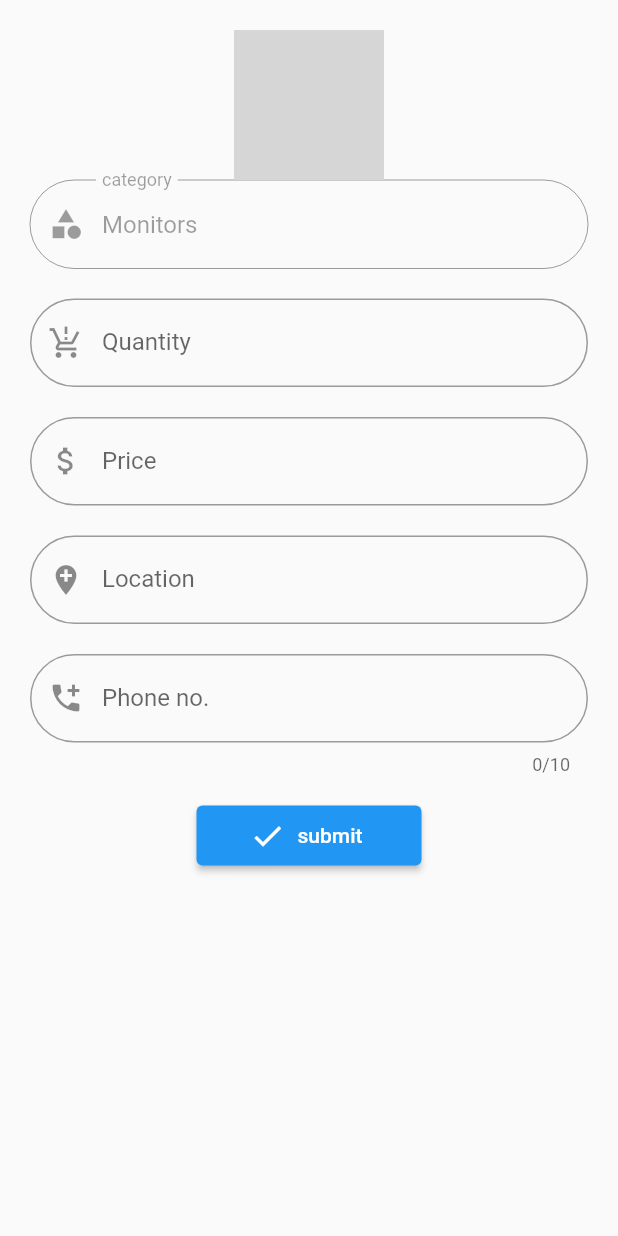
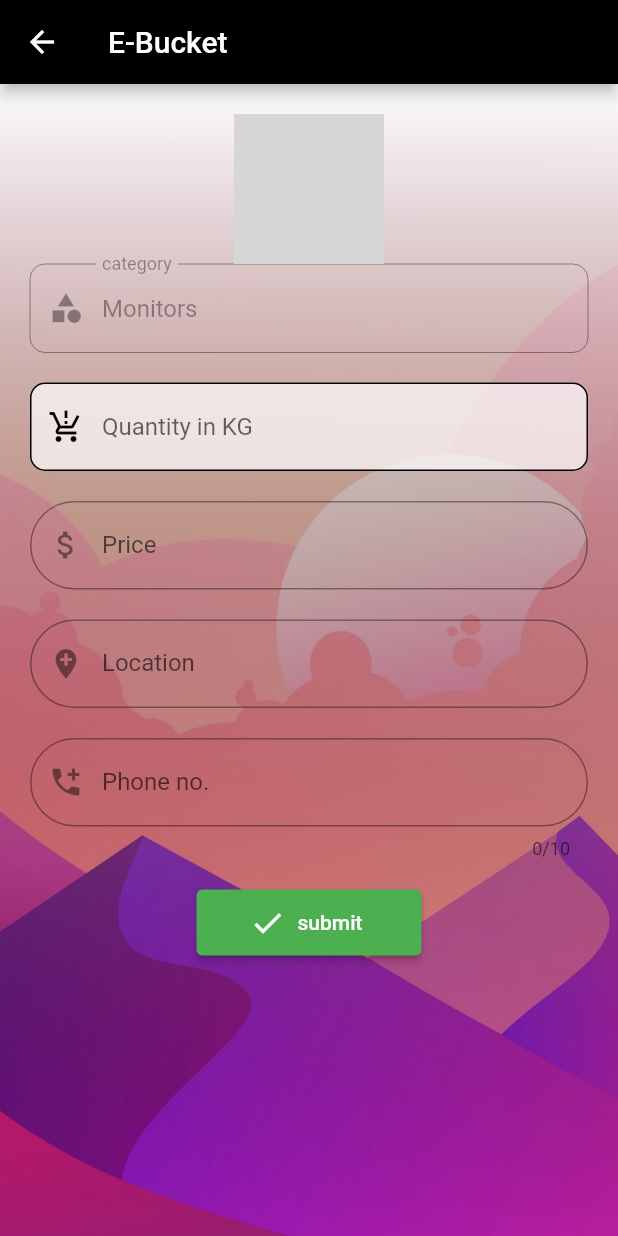
Before and after one commit to NiTHiN6282/ebucket, a Flutter app: the UserLandingPage screen opened directly, after a tap on "Monitors", on a phone screen of 412 x 824 dp. Run offline on Flutter 3.47's test engine with Material 2 defaults, Android fonts, the phone set to English and light mode, and no system bars; our stand-ins replace cloud_firestore, firebase_auth, firebase_core, firebase_storage, google_fonts, image_picker and 1 more; missing offline and left inert: flutter_page_indicator_tv, flutter_swiper_tv; accounts and stored records are empty; statements that could not run were skipped; grey boxes are pictures that could not be loaded.

Commit message:
ui designed

```diff
--- a/lib/user/categoryform.dart
+++ b/lib/user/categoryform.dart
@@ -1,4 +1,7 @@
+import 'dart:ui';
+
 import 'package:cloud_firestore/cloud_firestore.dart';
+import 'package:ebucket/styles/colors.dart';
 import 'package:flutter/material.dart';
 
 class CategoryForm extends StatefulWidget {
@@ -36,7 +39,33 @@ class _CategoryFormState extends State<CategoryForm> {
   @override
   Widget build(BuildContext context) {
     return Scaffold(
+      appBar: AppBar(
+        backgroundColor: appbarcolor,
+        title: Text("E-Bucket"),
+      ),
       body: SafeArea(
+          child: Container(
+            height: double.infinity,
+            decoration: BoxDecoration(
+                color: Colors.grey.shade200.withOpacity(0.5),
+              image: DecorationImage(
+
+                fit: BoxFit.cover,
+                image: AssetImage('images/backimage.jpg')
+              )
+            ),
+            child: Container(
+              decoration: BoxDecoration(
+                gradient: LinearGradient(
+                  colors: [
+                    Colors.white,
+                    Colors.transparent
+
+                  ],
+                  begin: Alignment.topCenter,
+                  end: Alignment.bottomCenter
+                )
+              ),
               child: Form(
 
                 key: _categorykey,
@@ -57,10 +86,11 @@ class _CategoryFormState extends State<CategoryForm> {
                           controller: categoryinputcontroller,
                           enabled: false,
                           decoration: InputDecoration(
+
                             labelText: 'category',
                             prefixIcon: Icon(Icons.category),
                             border: OutlineInputBorder(
-                            borderRadius: BorderRadius.circular(30)),
+                                borderRadius: BorderRadius.circular(10)),
                           ),
                         ),
                         SizedBox(
@@ -70,11 +100,27 @@ class _CategoryFormState extends State<CategoryForm> {
                           controller: quantityinputcontroller,
                           keyboardType: TextInputType.number,
                           decoration: InputDecoration(
+                            enabledBorder:OutlineInputBorder(
+                              borderSide: BorderSide(color: Colors.black),
+
+                                borderRadius: BorderRadius.circular(10),
+
+                            ),
+                            focusedBorder: OutlineInputBorder(
+                              borderSide: BorderSide(color: Colors.black),
+
+                              borderRadius: BorderRadius.circular(10),
+
+                            ),
+
+                            fillColor: Colors.white70,
+                            filled: true,
                             hintText: 'Quantity in KG',
-                        labelText: 'Quantity',
-                        prefixIcon: Icon(Icons.production_quantity_limits),
+                            //labelText: 'Quantity',
+                            labelStyle: TextStyle(color: Colors.black87),
+                            prefixIcon: Icon(Icons.production_quantity_limits,color: Colors.black,),
                             border: OutlineInputBorder(
-                            borderRadius: BorderRadius.circular(30)),
+                                borderRadius: BorderRadius.circular(10)),
                           ),
                           validator: (value) {
                         if (value!.length < 1) return 'This field must be filled!';
@@ -137,8 +183,9 @@ class _CategoryFormState extends State<CategoryForm> {
                           //   borderRadius: BorderRadius.circular(80),
                           // ),
                           width: 150,
-                      height: 40,
+                          height: 44,
                           child: ElevatedButton.icon(
+                            style:ButtonStyle(backgroundColor: MaterialStateProperty.all(Colors.green)) ,
                               onPressed: () {
                                 if (_categorykey.currentState!.validate()) {
                                   FirebaseFirestore.instance.collection('ewastes').doc(eid).set({
@@ -170,6 +217,8 @@ class _CategoryFormState extends State<CategoryForm> {
                     ),
                   ),
                 ),
+              ),
+            ),
           )
       ),
     );
--- a/lib/user/userhome.dart
+++ b/lib/user/userhome.dart
@@ -152,11 +152,15 @@ class _UserHomeState extends State<UserHome> {
       child: Padding(
         padding: const EdgeInsets.only(left: 20, bottom: 20),
         child: Card(
+          color: Colors.green,
+          shape: RoundedRectangleBorder(
+            borderRadius: BorderRadius.circular(10.0),
+          ),
           elevation: 5.0,
           child: Container(
             decoration: BoxDecoration(
               color:   selected==0? Colors.black:Colors.green,
-                borderRadius: BorderRadius.circular(10),
+                borderRadius: BorderRadius.only(bottomRight: Radius.circular(50),bottomLeft: Radius.circular(10),topLeft: Radius.circular(10),topRight: Radius.circular(10)),
                 // gradient: LinearGradient(
                 //     begin: Alignment.topCenter,
                 //     end: Alignment.bottomCenter,
--- a/pubspec.yaml
+++ b/pubspec.yaml
@@ -36,6 +36,7 @@ dependencies:
   cloud_firestore: ^3.1.4
   firebase_storage: ^10.2.3
   google_fonts: ^2.2.0
+  getwidget: ^2.0.4
 
 
 dev_dependencies:
```
Also changed, not shown: lib/admin/ewasterequests/ewasterequestsdetails.dart (+48 -46 lines), lib/common/campaigns/campaigndetails.dart (+20 -6 lines), lib/common/recyclemall/recycleproductslist.dart (+28 -19 lines), images/backimage.jpg (added), pubspec.lock. Lines whose indentation alone changed are shown as unchanged.
